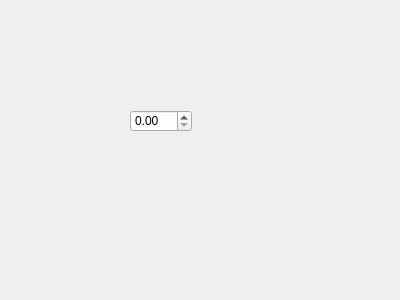
phresnel/picogen, file src/qt-frontend/CosyGui/filmsettings.ui: the form before one commit.
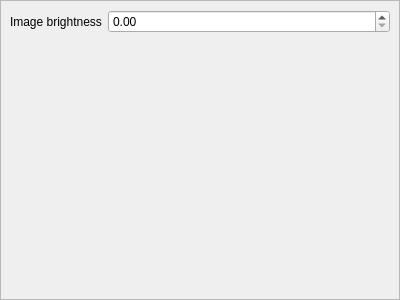
The form after the commit.

Commit message: new forms for render settings (mockup only)

The edit to the form file:
```diff
--- a/src/qt-frontend/CosyGui/filmsettings.ui
+++ b/src/qt-frontend/CosyGui/filmsettings.ui
@@ -13,16 +13,33 @@
   <property name="windowTitle">
    <string>Form</string>
   </property>
-  <widget class="QDoubleSpinBox" name="doubleSpinBox">
-   <property name="geometry">
-    <rect>
-     <x>130</x>
-     <y>110</y>
-     <width>62</width>
-     <height>22</height>
-    </rect>
+  <layout class="QVBoxLayout" name="verticalLayout">
+   <property name="margin">
+    <number>0</number>
    </property>
-  </widget>
+   <item>
+    <widget class="QFrame" name="frame">
+     <property name="frameShape">
+      <enum>QFrame::StyledPanel</enum>
+     </property>
+     <property name="frameShadow">
+      <enum>QFrame::Raised</enum>
+     </property>
+     <layout class="QFormLayout" name="formLayout">
+      <item row="0" column="0">
+       <widget class="QLabel" name="label">
+        <property name="text">
+         <string>Image brightness</string>
+        </property>
+       </widget>
+      </item>
+      <item row="0" column="1">
+       <widget class="QDoubleSpinBox" name="doubleSpinBox"/>
+      </item>
+     </layout>
+    </widget>
+   </item>
+  </layout>
  </widget>
  <resources/>
  <connections/>
```
The commit also changes 6 other files.
